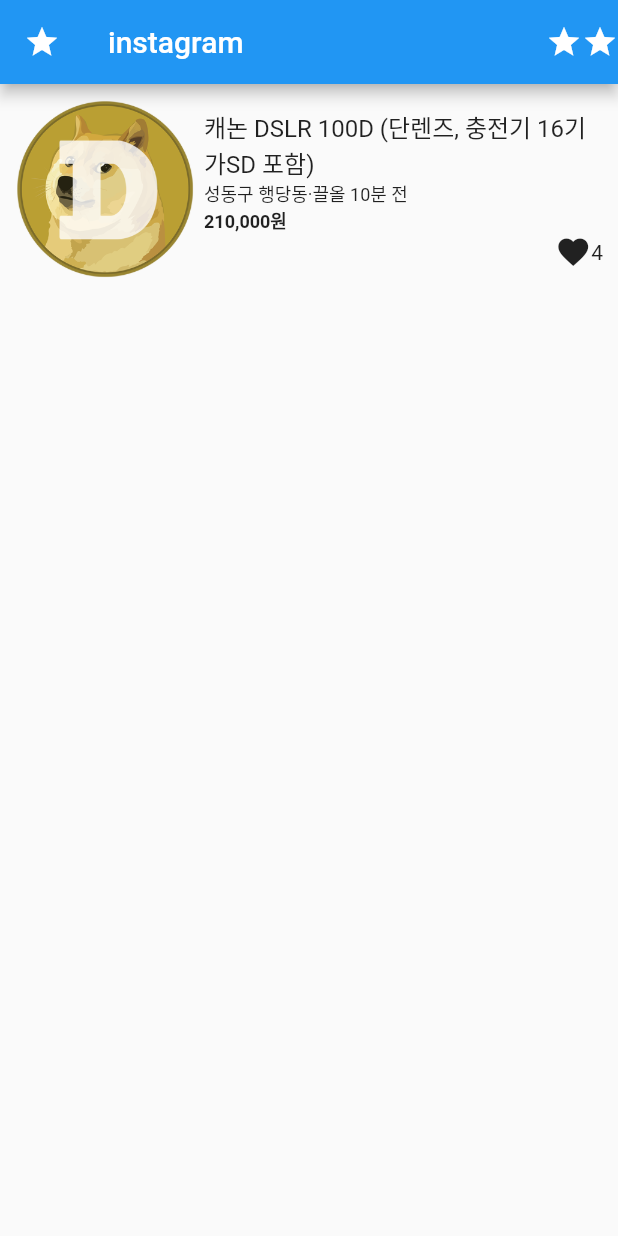
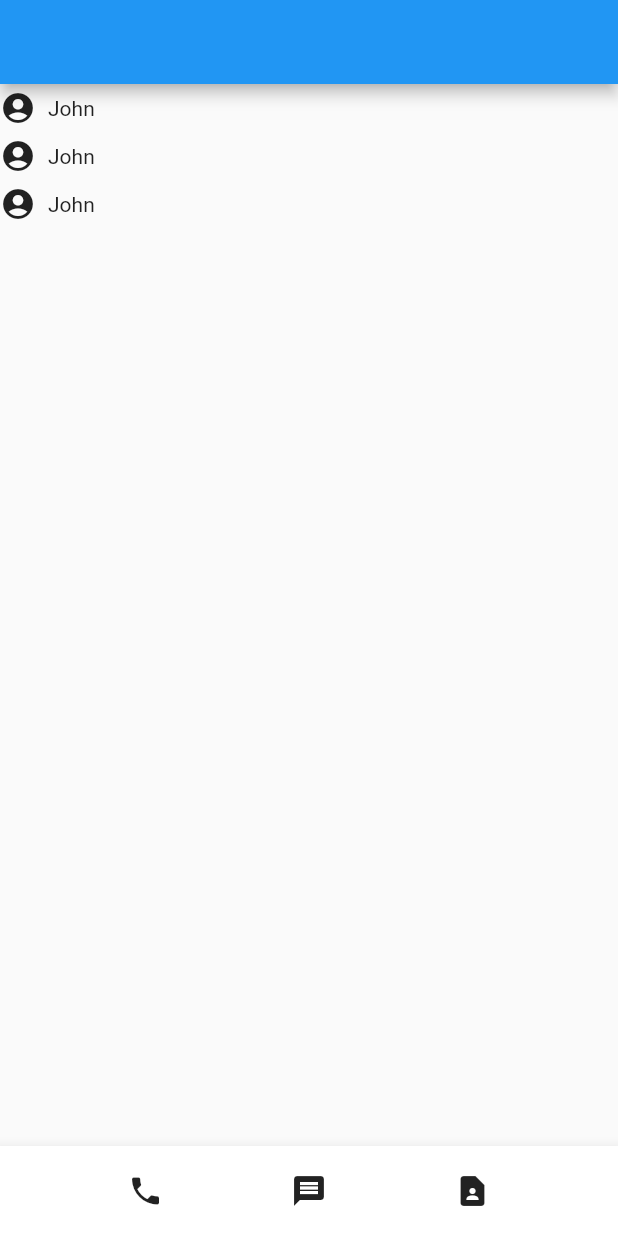
Before and after one commit to wafflejuice/contact, a Flutter app: the screen it shows after launch, on a phone screen of 412 x 824 dp. Run offline on Flutter 3.47's test engine with Material 2 defaults, Android fonts, the phone set to English and light mode, and no system bars.

Commit message:
Assignment - list view & custom widget

```diff
--- a/lib/main.dart
+++ b/lib/main.dart
@@ -11,47 +11,57 @@ class MyApp extends StatelessWidget {
   Widget build(BuildContext context) {
     var app = MaterialApp(
       home: Scaffold(
-          appBar: AppBar(
-            actions: [
-              Icon(Icons.star),
-              Icon(Icons.star),
-            ],
-            leading: Icon(Icons.star),
-            title: Text('instagram'),
-          ),
-          body: Column(
-            children: [
-              Container(
-                padding: EdgeInsets.all(10),
-                child: Row(
-                  children: [
-                    Image(image: AssetImage('assets/doge.png'), width: 120),
-                    SizedBox(width: 6),
-                    Expanded(
-                      child: Column(
-                        crossAxisAlignment: CrossAxisAlignment.start,
-                        children: [
-                          Text('캐논 DSLR 100D (단렌즈, 충전기 16기가SD 포함)',
-                              style: TextStyle(fontSize: 16)),
-                          Text('성동구 행당동·끌올 10분 전',
-                              style: TextStyle(fontSize: 12)),
-                          Text('210,000원',
-                              style: TextStyle(
-                                  fontSize: 12, fontWeight: FontWeight.bold)),
-                          Row(
-                            mainAxisAlignment: MainAxisAlignment.end,
-                            children: [Icon(Icons.favorite), Text('4')],
-                          )
-                        ],
-                      ),
-                    )
-                  ],
-                ),
+        appBar: AppBar(),
+        body: ListView(
+          children: [
+            Row(children: [
+              Icon(Icons.account_circle),
+              Padding(
+                padding: const EdgeInsets.all(8.0),
+                child: Text('John'),
               ),
-            ],
-          )),
+            ]),
+            Row(children: [
+              Icon(Icons.account_circle),
+              Padding(
+                padding: const EdgeInsets.all(8.0),
+                child: Text('John'),
+              ),
+            ]),
+            Row(children: [
+              Icon(Icons.account_circle),
+              Padding(
+                padding: const EdgeInsets.all(8.0),
+                child: Text('John'),
+              ),
+            ]),
+          ],
+        ),
+        bottomNavigationBar: BottomBar(),
+      ),
     );
 
     return app;
   }
 }
+
+class BottomBar extends StatelessWidget {
+  const BottomBar({Key? key}) : super(key: key);
+
+  @override
+  Widget build(BuildContext context) {
+    return BottomAppBar(
+      child: SizedBox(
+        height: 60,
+        child: Row(
+          mainAxisAlignment: MainAxisAlignment.spaceEvenly,
+          children: [
+            Icon(Icons.phone),
+            Icon(Icons.message),
+            Icon(Icons.contact_page),
+          ],
+        ),
+      ),
+    );
+  }
+}
```
